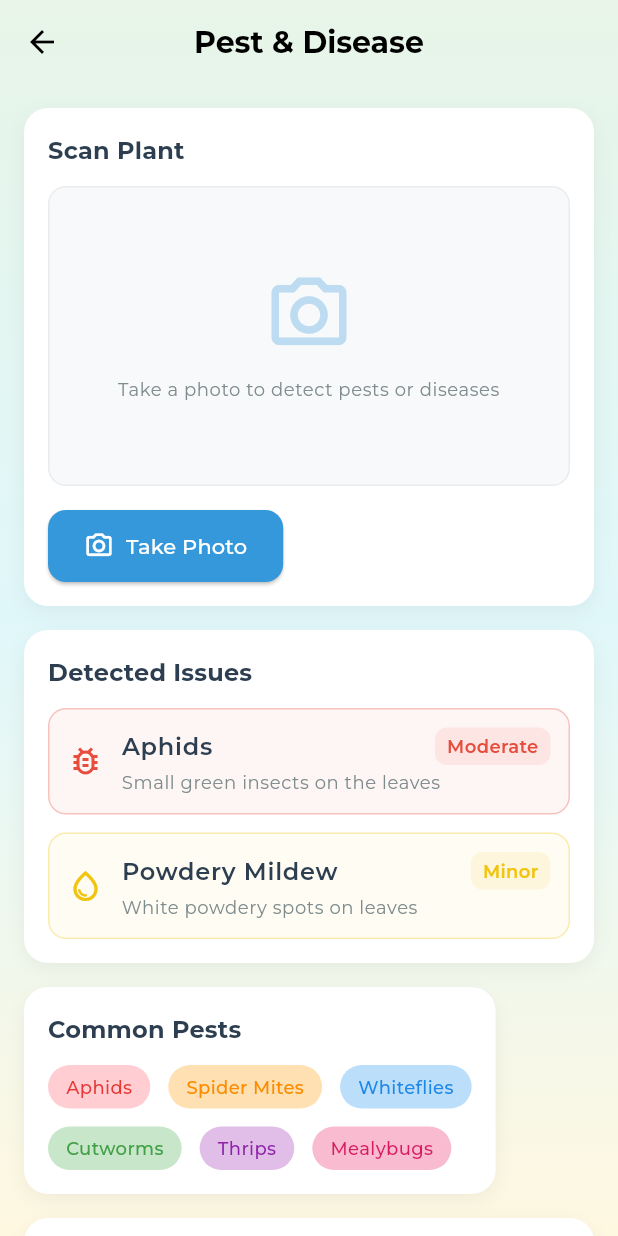
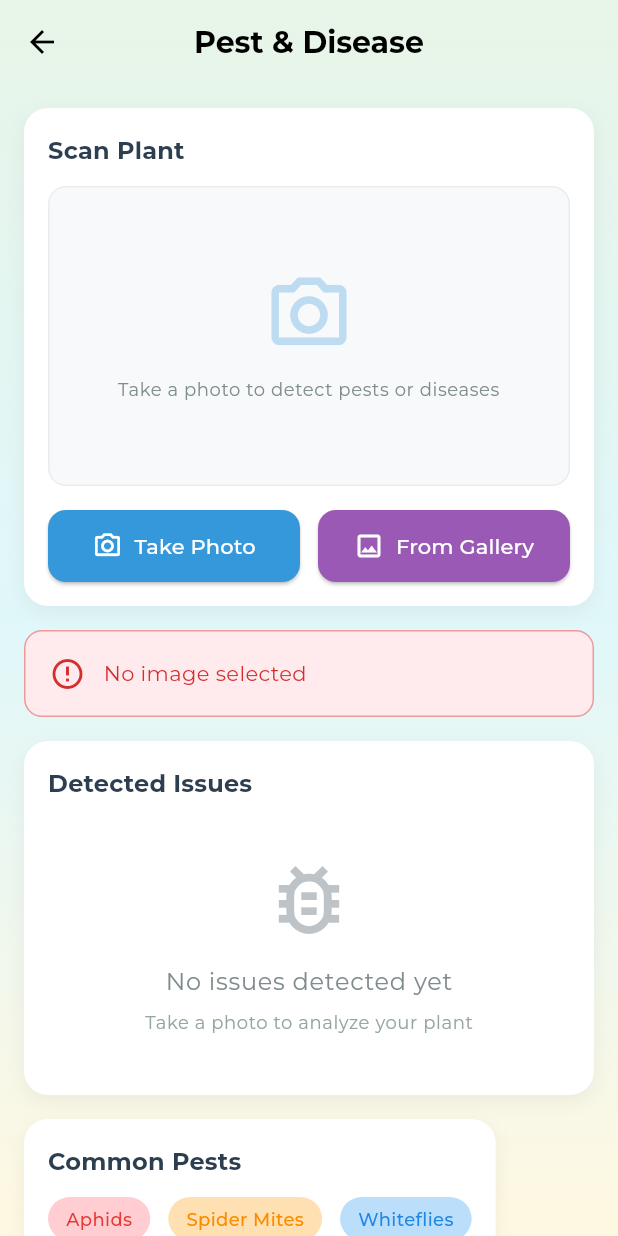
Before and after one commit to nikitafedorov008/itmo-pm-demo-app, a Flutter app: the PestDiseaseScreen screen opened by its route, after a tap on "Take Photo", on a phone screen of 412 x 824 dp. Run offline on Flutter 3.47's test engine with Material 3 defaults, Android fonts, the phone set to English and light mode, and no system bars; our stand-ins replace flutter_map, google_fonts, image_picker, latlong2; missing offline and left inert: langchain, langchain_openai.

Commit message:
added image filtering throw langchain

```diff
--- /dev/null
+++ b/lib/models/pest_disease_model.dart
@@ -0,0 +1,164 @@
+import 'package:flutter/material.dart';
+
+class PestDiseaseAnalysis {
+  final String pestName;
+  final String description;
+  final String severity; // 'Minor', 'Moderate', 'Major', 'Critical'
+  final double confidence; // 0.0 to 1.0
+  final String treatmentRecommendations;
+  final String preventionTips;
+  final String imageUrl; // URL of the analyzed image
+
+  PestDiseaseAnalysis({
+    required this.pestName,
+    required this.description,
+    required this.severity,
+    required this.confidence,
+    required this.treatmentRecommendations,
+    required this.preventionTips,
+    required this.imageUrl,
+  });
+
+  factory PestDiseaseAnalysis.fromJson(Map<String, dynamic> json) {
+    return PestDiseaseAnalysis(
+      pestName: json['pestName'] ?? json['pest_name'] ?? 'Unknown Pest/Disease',
+      description: json['description'] ?? 'Description not available',
+      severity: json['severity'] ?? 'Moderate',
+      confidence: (json['confidence'] ?? 0.5).toDouble(),
+      treatmentRecommendations: json['treatmentRecommendations'] ?? json['treatment_recommendations'] ?? 'No treatment recommendations available',
+      preventionTips: json['preventionTips'] ?? json['prevention_tips'] ?? 'No prevention tips available',
+      imageUrl: json['imageUrl'] ?? json['image_url'] ?? '',
+    );
+  }
+
+  Map<String, dynamic> toJson() {
+    return {
+      'pestName': pestName,
+      'description': description,
+      'severity': severity,
+      'confidence': confidence,
+      'treatmentRecommendations': treatmentRecommendations,
+      'preventionTips': preventionTips,
+      'imageUrl': imageUrl,
+    };
+  }
+}
+
+class AnalysisResult {
+  final bool success;
+  final String message;
+  final List<PestDiseaseAnalysis>? analyses;
+  final String? error;
+
+  AnalysisResult({
+    required this.success,
+    required this.message,
+    this.analyses,
+    this.error,
+  });
+
+  factory AnalysisResult.fromJson(Map<String, dynamic> json) {
+    List<PestDiseaseAnalysis>? analyses;
+    if (json['analyses'] != null) {
+      analyses = (json['analyses'] as List)
+          .map((item) => PestDiseaseAnalysis.fromJson(item))
+          .toList();
+    }
+
+    return AnalysisResult(
+      success: json['success'] ?? false,
+      message: json['message'] ?? 'Analysis completed',
+      analyses: analyses,
+      error: json['error'],
+    );
+  }
+
+  Map<String, dynamic> toJson() {
+    return {
+      'success': success,
+      'message': message,
+      'analyses': analyses?.map((analysis) => analysis.toJson()).toList(),
+      'error': error,
+    };
+  }
+}
+
+enum SeverityLevel {
+  minor('Minor', 0.25),
+  moderate('Moderate', 0.5),
+  major('Major', 0.75),
+  critical('Critical', 1.0);
+
+  const SeverityLevel(this.label, this.value);
+  final String label;
+  final double value;
+}
+
+// Helper class for UI display
+class PestDiseaseDisplayItem {
+  final String title;
+  final String description;
+  final String severity;
+  final double confidence;
+  final IconData icon;
+  final Color color;
+
+  PestDiseaseDisplayItem({
+    required this.title,
+    required this.description,
+    required this.severity,
+    required this.confidence,
+    required this.icon,
+    required this.color,
+  });
+
+  factory PestDiseaseDisplayItem.fromAnalysis(PestDiseaseAnalysis analysis) {
+    // Determine icon based on pest name
+    IconData icon = _getIconForPest(analysis.pestName);
+    // Determine color based on severity
+    Color color = _getColorForSeverity(analysis.severity);
+
+    return PestDiseaseDisplayItem(
+      title: analysis.pestName,
+      description: analysis.description,
+      severity: analysis.severity,
+      confidence: analysis.confidence,
+      icon: icon,
+      color: color,
+    );
+  }
+
+  static IconData _getIconForPest(String pestName) {
+    final lowerPestName = pestName.toLowerCase();
+    if (lowerPestName.contains('aphid') || lowerPestName.contains('bug') || lowerPestName.contains('insect')) {
+      return Icons.bug_report_outlined;
+    } else if (lowerPestName.contains('mildew') || lowerPestName.contains('fungus') || lowerPestName.contains('disease')) {
+      return Icons.water_drop_outlined;
+    } else if (lowerPestName.contains('worm') || lowerPestName.contains('caterpillar')) {
+      return Icons.linear_scale_outlined;
+    } else if (lowerPestName.contains('mite') || lowerPestName.contains('spider')) {
+      return Icons.psychology_outlined;
+    } else if (lowerPestName.contains('fly') || lowerPestName.contains('whitefly')) {
+      return Icons.psychology_alt_outlined;
+    } else if (lowerPestName.contains('mealy')) {
+      return Icons.local_florist_outlined;
+    } else {
+      return Icons.bug_report_outlined;
+    }
+  }
+
+  static Color _getColorForSeverity(String severity) {
+    switch (severity.toLowerCase()) {
+      case 'minor':
+        return const Color(0xFF2ECC71); // Green
+      case 'moderate':
+        return const Color(0xFFF1C40F); // Yellow
+      case 'major':
+        return const Color(0xFFE67E22); // Orange
+      case 'critical':
+        return const Color(0xFFE74C3C); // Red
+      default:
+        return const Color(0xFF95A5A6); // Gray
+    }
+  }
+}
--- a/lib/pages/pest_disease_screen.dart
+++ b/lib/pages/pest_disease_screen.dart
@@ -1,9 +1,17 @@
 import 'package:flutter/material.dart';
 import 'package:google_fonts/google_fonts.dart';
+import 'package:provider/provider.dart';
+import 'package:agromax/providers/pest_disease_notifier.dart';
+import 'package:agromax/models/pest_disease_model.dart';
 
-class PestDiseaseScreen extends StatelessWidget {
+class PestDiseaseScreen extends StatefulWidget {
   const PestDiseaseScreen({super.key});
 
+  @override
+  State<PestDiseaseScreen> createState() => _PestDiseaseScreenState();
+}
+
+class _PestDiseaseScreenState extends State<PestDiseaseScreen> {
   @override
   Widget build(BuildContext context) {
     return Scaffold(
@@ -20,18 +28,62 @@ class PestDiseaseScreen extends StatelessWidget {
         centerTitle: true,
         elevation: 0,
       ),
-      body: SingleChildScrollView(
+      body: Consumer<PestDiseaseNotifier>(
+        builder: (context, provider, child) {
+          return SingleChildScrollView(
             child: Padding(
               padding: const EdgeInsets.all(16.0),
               child: Column(
                 crossAxisAlignment: CrossAxisAlignment.start,
                 children: [
                   // Camera section
-              _buildCameraCard(context),
+                  _buildCameraCard(context, provider),
                   const SizedBox(height: 16),
 
+                  // Loading indicator
+                  if (provider.isLoading) ...[
+                    const Center(
+                      child: Column(
+                        children: [
+                          CircularProgressIndicator(),
+                          SizedBox(height: 8),
+                          Text('Analyzing image...'),
+                        ],
+                      ),
+                    ),
+                    const SizedBox(height: 16),
+                  ],
+
+                  // Error message
+                  if (provider.error != null) ...[
+                    Container(
+                      padding: const EdgeInsets.all(16),
+                      decoration: BoxDecoration(
+                        color: Colors.red.shade50,
+                        borderRadius: BorderRadius.circular(12),
+                        border: Border.all(color: Colors.red.shade200),
+                      ),
+                      child: Row(
+                        children: [
+                          Icon(Icons.error_outline, color: Colors.red.shade700),
+                          const SizedBox(width: 12),
+                          Expanded(
+                            child: Text(
+                              provider.error!,
+                              style: TextStyle(
+                                color: Colors.red.shade700,
+                                fontSize: 14,
+                              ),
+                            ),
+                          ),
+                        ],
+                      ),
+                    ),
+                    const SizedBox(height: 16),
+                  ],
+
                   // Detected issues section
-              _buildDetectedIssuesCard(context),
+                  _buildDetectedIssuesCard(context, provider),
                   const SizedBox(height: 16),
 
                   // Common pests section
@@ -43,11 +95,13 @@ class PestDiseaseScreen extends StatelessWidget {
                 ],
               ),
             ),
+          );
+        },
       ),
     );
   }
 
-  Widget _buildCameraCard(BuildContext context) {
+  Widget _buildCameraCard(BuildContext context, PestDiseaseNotifier provider) {
     return Container(
       padding: const EdgeInsets.all(16),
       decoration: BoxDecoration(
@@ -103,25 +157,49 @@ class PestDiseaseScreen extends StatelessWidget {
             ),
           ),
           const SizedBox(height: 16),
-          ElevatedButton.icon(
-            onPressed: () {},
+          Row(
+            children: [
+              Expanded(
+                child: ElevatedButton.icon(
+                  onPressed: () => provider.analyzeImageFromCamera(),
                   icon: const Icon(Icons.camera_alt_outlined, size: 20),
                   label: const Text('Take Photo'),
                   style: ElevatedButton.styleFrom(
                     backgroundColor: const Color(0xFF3498DB),
                     foregroundColor: Colors.white,
-              padding: const EdgeInsets.symmetric(horizontal: 24, vertical: 14),
+                    padding: const EdgeInsets.symmetric(horizontal: 16, vertical: 14),
                     shape: RoundedRectangleBorder(
                       borderRadius: BorderRadius.circular(12),
                     ),
                   ),
+                ),
+              ),
+              const SizedBox(width: 12),
+              Expanded(
+                child: ElevatedButton.icon(
+                  onPressed: () => provider.analyzeImageFromGallery(),
+                  icon: const Icon(Icons.image_outlined, size: 20),
+                  label: const Text('From Gallery'),
+                  style: ElevatedButton.styleFrom(
+                    backgroundColor: const Color(0xFF9B59B6),
+                    foregroundColor: Colors.white,
+                    padding: const EdgeInsets.symmetric(horizontal: 16, vertical: 14),
+                    shape: RoundedRectangleBorder(
+                      borderRadius: BorderRadius.circular(12),
+                    ),
+                  ),
+                ),
+              ),
+            ],
           ),
         ],
       ),
     );
   }
 
-  Widget _buildDetectedIssuesCard(BuildContext context) {
+  Widget _buildDetectedIssuesCard(BuildContext context, PestDiseaseNotifier provider) {
+    final analyses = provider.analyses.isEmpty ? _getDefaultAnalyses() : provider.analyses;
+
     return Container(
       padding: const EdgeInsets.all(16),
       decoration: BoxDecoration(
@@ -146,26 +224,58 @@ class PestDiseaseScreen extends StatelessWidget {
             ),
           ),
           const SizedBox(height: 12),
+          if (analyses.isEmpty)
+            Center(
+              child: Padding(
+                padding: const EdgeInsets.all(24.0),
+                child: Column(
+                  children: [
+                    Icon(
+                      Icons.bug_report_outlined,
+                      size: 60,
+                      color: const Color(0xFFBDC3C7),
+                    ),
+                    const SizedBox(height: 12),
+                    Text(
+                      'No issues detected yet',
+                      style: Theme.of(context).textTheme.bodyLarge?.copyWith(
+                        color: const Color(0xFF7F8C8D),
+                      ),
+                    ),
+                    const SizedBox(height: 8),
+                    Text(
+                      'Take a photo to analyze your plant',
+                      style: Theme.of(context).textTheme.bodySmall?.copyWith(
+                        color: const Color(0xFF95A5A6),
+                      ),
+                    ),
+                  ],
+                ),
+              ),
+            )
+          else
+            Column(
+              children: [
+                for (int i = 0; i < analyses.length; i++)
                   _buildIssueItem(
                     context,
-            'Aphids',
-            'Small green insects on the leaves',
-            Icons.bug_report_outlined,
-            const Color(0xFFE74C3C),
-            'Moderate',
+                    analyses[i].title,
+                    analyses[i].description,
+                    analyses[i].icon,
+                    analyses[i].color,
+                    analyses[i].severity,
                   ),
-          const SizedBox(height: 12),
-          _buildIssueItem(
-            context,
-            'Powdery Mildew',
-            'White powdery spots on leaves',
-            Icons.water_drop_outlined,
-            const Color(0xFFF1C40F),
-            'Minor',
+              ],
             ),
         ],
       ),
     );
+  }
+
+  List<PestDiseaseDisplayItem> _getDefaultAnalyses() {
+    // Return empty list since we want to show the "no issues detected" message
+    // when there are no analyses from the provider
+    return [];
   }
 
   Widget _buildIssueItem(
@@ -178,6 +288,7 @@ class PestDiseaseScreen extends StatelessWidget {
   ) {
     return Container(
       padding: const EdgeInsets.all(12),
+      margin: const EdgeInsets.only(bottom: 8),
       decoration: BoxDecoration(
         color: color.withOpacity(0.05),
         borderRadius: BorderRadius.circular(12),
@@ -200,11 +311,13 @@ class PestDiseaseScreen extends StatelessWidget {
                 Row(
                   mainAxisAlignment: MainAxisAlignment.spaceBetween,
                   children: [
-                    Text(
+                    Expanded(
+                      child: Text(
                         title,
                         style: Theme.of(context).textTheme.bodyLarge?.copyWith(
                           fontWeight: FontWeight.w600,
                           color: const Color(0xFF2C3E50),
+                        ),
                       ),
                     ),
                     Container(
--- /dev/null
+++ b/lib/providers/pest_disease_notifier.dart
@@ -0,0 +1,107 @@
+import 'package:flutter/foundation.dart';
+import 'package:flutter/material.dart';
+import 'package:image_picker/image_picker.dart';
+import 'package:agromax/models/pest_disease_model.dart';
+import 'package:agromax/services/pest_disease_analysis_service.dart';
+
+class PestDiseaseNotifier with ChangeNotifier {
+  final PestDiseaseAnalysisService _analysisService = PestDiseaseAnalysisService();
+
+  bool _isLoading = false;
+  List<PestDiseaseDisplayItem> _analyses = [];
+  String? _error;
+
+  bool get isLoading => _isLoading;
+  List<PestDiseaseDisplayItem> get analyses => _analyses;
+  String? get error => _error;
+
+  void setLoading(bool loading) {
+    _isLoading = loading;
+    notifyListeners();
+  }
+
+  void setAnalyses(List<PestDiseaseDisplayItem> analyses) {
+    _analyses = analyses;
+    notifyListeners();
+  }
+
+  void setError(String? error) {
+    _error = error;
+    notifyListeners();
+  }
+
+  void clearAnalyses() {
+    _analyses = [];
+    _error = null;
+    notifyListeners();
+  }
+
+  Future<void> analyzeImageFromCamera() async {
+    setLoading(true);
+    setError(null);
+
+    try {
+      final XFile? image = await _analysisService.pickImageFromCamera();
+      if (image != null) {
+        await _performAnalysis(image);
+      } else {
+        setError('No image selected');
+      }
+    } catch (e) {
+      setError('Failed to access camera: ${e.toString()}');
+    } finally {
+      setLoading(false);
+    }
+  }
+
+  Future<void> analyzeImageFromGallery() async {
+    setLoading(true);
+    setError(null);
+
+    try {
+      final XFile? image = await _analysisService.pickImageFromGallery();
+      if (image != null) {
+        await _performAnalysis(image);
+      } else {
+        setError('No image selected');
+      }
+    } catch (e) {
+      setError('Failed to access gallery: ${e.toString()}');
+    } finally {
+      setLoading(false);
+    }
+  }
+
+  Future<void> _performAnalysis(XFile image) async {
+    try {
+      final result = await _analysisService.analyzeImage(image);
+
+      if (result.success && result.analyses != null) {
+        final displayItems = result.analyses!
+            .map((analysis) => PestDiseaseDisplayItem.fromAnalysis(analysis))
+            .toList();
+
+        setAnalyses(displayItems);
+      } else {
+        setError(result.error ?? 'Analysis failed');
+      }
+    } catch (e) {
+      setError('Analysis error: ${e.toString()}');
+    }
+  }
+
+  // Helper method to add a mock analysis for testing
+  void addMockAnalysis() {
+    final mockAnalysis = PestDiseaseDisplayItem(
+      title: 'Aphid Infestation',
+      description: 'Small green insects on the leaves causing yellowing',
+      severity: 'Moderate',
+      confidence: 0.85,
+      icon: Icons.bug_report_outlined,
+      color: const Color(0xFFE74C3C),
+    );
+
+    _analyses.add(mockAnalysis);
+    notifyListeners();
+  }
+}
--- /dev/null
+++ b/lib/services/pest_disease_analysis_service.dart
@@ -0,0 +1,157 @@
+import 'dart:convert';
+import 'dart:io';
+import 'dart:typed_data';
+import 'package:image_picker/image_picker.dart';
+import 'package:image/image.dart' as img;
+import 'package:agromax/models/pest_disease_model.dart';
+import 'package:langchain/langchain.dart';
+import 'package:langchain_openai/langchain_openai.dart';
+
+class PestDiseaseAnalysisService {
+  static const String _model = 'gpt-4o-mini';
+  static const String _baseUrl = 'https://api.proxyapi.ru/openai/v1';
+  static const String _apiKeyEnv = 'sk-4i1NKXLxmr4Ai3vXXFKhbFMn1jf5v9IM'; // We'll use environment variable for security
+
+  // In a real app, you would get this from environment variables or secure storage
+  static String get _apiKey {
+    // For development purposes we'll provide a placeholder - in a real app,
+    // this should be properly configured
+    return const String.fromEnvironment('PROXYAPI_KEY', defaultValue: 'sk-4i1NKXLxmr4Ai3vXXFKhbFMn1jf5v9IM');
+  }
+
+  Future<AnalysisResult> analyzeImage(XFile imageFile) async {
+    try {
+      // Read the original image file
+      final imageBytes = await imageFile.readAsBytes();
+
+      // Compress the image
+      final compressedImageBytes = await _compressImage(imageBytes);
+      final base64Image = base64Encode(compressedImageBytes);
+
+      // Prepare the prompt for the AI model
+      final String prompt = '''
+Analyze this agricultural image and identify any pests or diseases present on the plants.
+Provide your analysis in the following JSON format:
+
+{
+  "pestName": "Name of the pest or disease",
+  "description": "Detailed description of the issue, including what parts of the plant are affected",
+  "severity": "Severity level (Minor, Moderate, Major, or Critical)",
+  "confidence": "Confidence level as a decimal between 0.0 and 1.0",
+  "treatmentRecommendations": "Specific treatment recommendations",
+  "preventionTips": "Prevention tips for the future",
+  "imageUrl": "URL of the analyzed image (for reference)"
+}
+
+If no pests or diseases are detected, respond with:
+{
+  "pestName": "No Issues Detected",
+  "description": "No pests or diseases were detected in the image",
+  "severity": "Minor",
+  "confidence": 0.9,
+  "treatmentRecommendations": "Continue regular monitoring and good agricultural practices",
+  "preventionTips": "Maintain proper spacing, watering, and fertilization schedule",
+  "imageUrl": "URL of the analyzed image (for reference)"
+}
+''';
+
+      // Create the OpenAI API instance with ProxyAPI configuration
+      final chatModel = ChatOpenAI(
+        apiKey: _apiKey,
+        baseUrl: _baseUrl, // Base URL for ProxyAPI
+        defaultOptions: ChatOpenAIOptions(
+          model: _model,
+          //temperature: 0.2,
+        ),
+        // configuration: OpenAIConfiguration(
+        //   timeout: const Duration(minutes: 2),
+        // ),
+      );
+
+      // Create the message with image content
+      final message = HumanChatMessage(
+        content: ChatMessageContent.multiModal(
+          [
+            ChatMessageContent.text(prompt),
+            ChatMessageContent.image(
+              data: base64Image,
+              mimeType: 'image/jpeg',
+            ),
+          ],
+        ),
+      );
+
+      // Call the model
+      final result = await chatModel([message]);
+
+      // Parse the response
+      final content = result.content as String;
+      final analysisData = jsonDecode(content);
+
+      // Create the analysis result
+      final analysis = PestDiseaseAnalysis.fromJson(analysisData);
+
+      return AnalysisResult(
+        success: true,
+        message: 'Analysis completed successfully',
+        analyses: [analysis],
+      );
+    } catch (e) {
+      return AnalysisResult(
+        success: false,
+        message: 'Error during analysis',
+        error: e.toString(),
+      );
+    }
+  }
+
+  // Method to pick an image from camera or gallery
+  Future<XFile?> pickImageFromCamera() async {
+    final picker = ImagePicker();
+    return await picker.pickImage(source: ImageSource.camera);
+  }
+
+  Future<XFile?> pickImageFromGallery() async {
+    final picker = ImagePicker();
+    return await picker.pickImage(source: ImageSource.gallery);
+  }
+
+  // Method to compress image before base64 encoding
+  Future<Uint8List> _compressImage(Uint8List imageBytes) async {
+    try {
+      // Decode the image
+      final decodedImage = img.decodeImage(imageBytes);
+      if (decodedImage == null) {
+        throw Exception('Could not decode image');
+      }
+
+      // Resize the image if it's too large (keeping aspect ratio)
+      // Limit to 1024px on the longest side to optimize for API calls
+      final maxDimension = 1024;
+      int width = decodedImage.width;
+      int height = decodedImage.height;
+
+      if (width > maxDimension || height > maxDimension) {
+        if (width > height) {
+          height = (height * maxDimension ~/ width);
+          width = maxDimension;
+        } else {
+          width = (width * maxDimension ~/ height);
+          height = maxDimension;
+        }
+      }
+
+      // Resize the image
+      final resizedImage = img.copyResize(decodedImage, width: width, height: height);
+
+      // Encode the resized image back to JPEG with quality 80 to further compress
+      final compressedBytes = img.encodeJpg(resizedImage, quality: 80);
+
+      return compressedBytes;
+    } catch (e) {
+      // If compression fails, return original image
+      print('Image compression failed: $e');
+      return imageBytes;
+    }
+  }
+}
--- a/pubspec.yaml
+++ b/pubspec.yaml
@@ -38,6 +38,12 @@ dependencies:
   latlong2: ^0.9.0
   google_fonts: ^6.1.0
   flutter_floating_bottom_bar: ^1.3.0
+  langchain: ^0.8.0+1
+  langchain_openai: ^0.8.0+1
+  http: ^1.2.2
+  image_picker: ^1.1.2
+  image: ^4.2.0
+  provider: ^6.1.2
 
 dev_dependencies:
   flutter_test:
```
Also changed, not shown: lib/main.dart (+8 -1 lines), pubspec.lock, 8 other files. Lines whose indentation alone changed are shown as unchanged.
